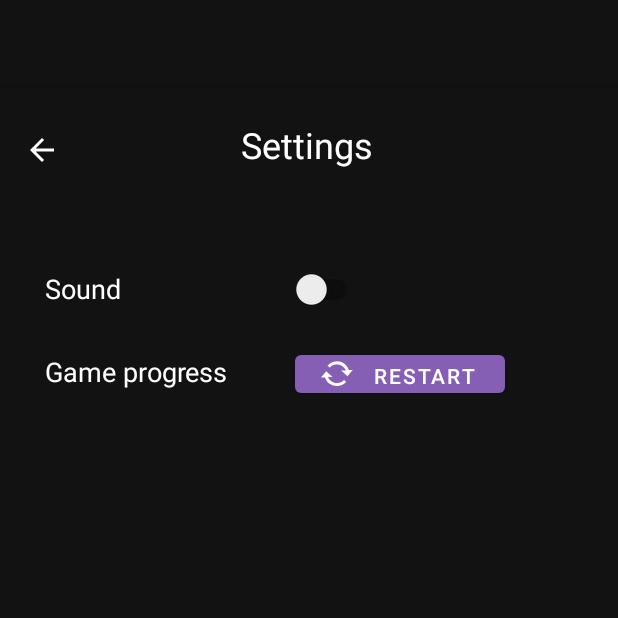
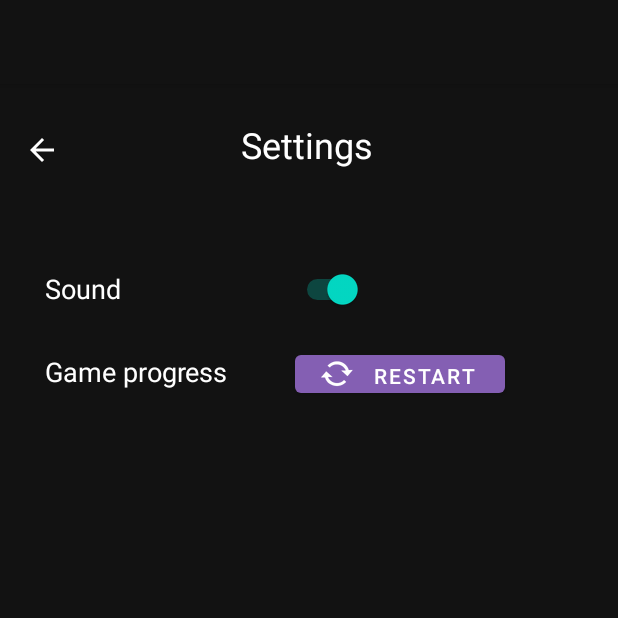
Before and after one commit to etr0n/Math-Riddle-Game, an Android app: the SettingsFragment screen opened through its navigation route, after a tap on "RESTART", on a phone screen of 412 x 824 dp, the top half of it. Run offline under Robolectric (Android 15) with nearby library versions, the phone set to English and light mode, and no system bars; our stand-ins replace Room's generated code.

Commit message:
Update switch state

```diff
--- a/app/src/main/java/com/example/mathriddles/SettingsFragment.kt
+++ b/app/src/main/java/com/example/mathriddles/SettingsFragment.kt
@@ -2,11 +2,13 @@ package com.example.mathriddles
 
 import android.annotation.SuppressLint
 import android.media.AudioManager
+import android.os.Build
 import android.os.Bundle
 import android.view.LayoutInflater
 import android.view.View
 import android.view.ViewGroup
 import android.widget.*
+import androidx.annotation.RequiresApi
 import androidx.constraintlayout.widget.ConstraintLayout
 import androidx.fragment.app.Fragment
 import androidx.fragment.app.viewModels
@@ -15,6 +17,7 @@ import androidx.navigation.findNavController
 
 class SettingsFragment : Fragment() {
 
+    @RequiresApi(Build.VERSION_CODES.M)
     @SuppressLint("UseSwitchCompatOrMaterialCode")
     override fun onCreateView(
         inflater: LayoutInflater, container: ViewGroup?,
@@ -33,6 +36,7 @@ class SettingsFragment : Fragment() {
         view.findViewById<Button>(R.id.restart_btn).setOnClickListener{
             viewModel.deleteLevel()
             viewModel.deleteStatistic()
+            viewModel.createLevelSequence()
             Toast.makeText(activity, "restarted", Toast.LENGTH_LONG).show()
         }
 
--- a/app/src/main/java/com/example/mathriddles/StartFragment.kt
+++ b/app/src/main/java/com/example/mathriddles/StartFragment.kt
@@ -16,8 +16,8 @@ import androidx.lifecycle.Observer
 import androidx.navigation.findNavController
 
 
+class StartFragment : Fragment() {
 
-class StartFragment : Fragment() {
 
     override fun onCreateView(
             inflater: LayoutInflater, container: ViewGroup?,
--- a/app/src/main/res/layout/fragment_settings.xml
+++ b/app/src/main/res/layout/fragment_settings.xml
@@ -39,6 +39,7 @@
         android:layout_height="40dp"
         android:layout_marginTop="60dp"
         android:layout_marginEnd="170dp"
+        android:checked="true"
         app:layout_constraintEnd_toEndOf="parent"
         app:layout_constraintTop_toBottomOf="@+id/settings_textView" />
 
```
